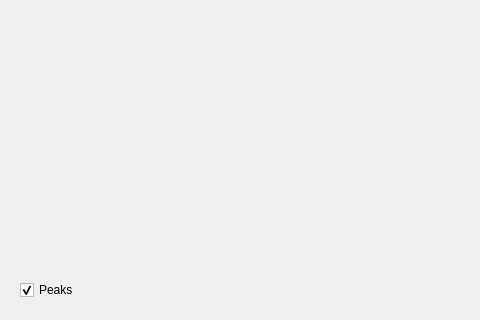
jfpatrick/diamond-blm-expert-gui, file diamond_blm_expert_gui/fullscreen_rawbuf1_fft.ui: the form before one commit; both pictures show x 0 to 480 and y 380 to 700 of the 1400 by 700 pixel window.
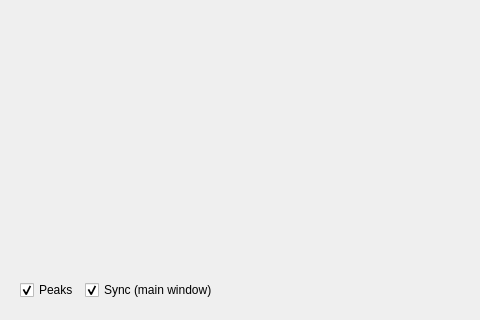
The form after the commit. Custom widgets are drawn as their Qt base class.

Patch:
```diff
--- a/diamond_blm_expert_gui/fullscreen_rawbuf1_fft.ui
+++ b/diamond_blm_expert_gui/fullscreen_rawbuf1_fft.ui
@@ -96,6 +96,16 @@
           </property>
          </widget>
         </item>
+        <item>
+         <widget class="QCheckBox" name="checkBox_sync_main">
+          <property name="text">
+           <string>Sync (main window)</string>
+          </property>
+          <property name="checked">
+           <bool>true</bool>
+          </property>
+         </widget>
+        </item>
         <item>
          <spacer name="horizontalSpacer">
           <property name="orientation">
```
